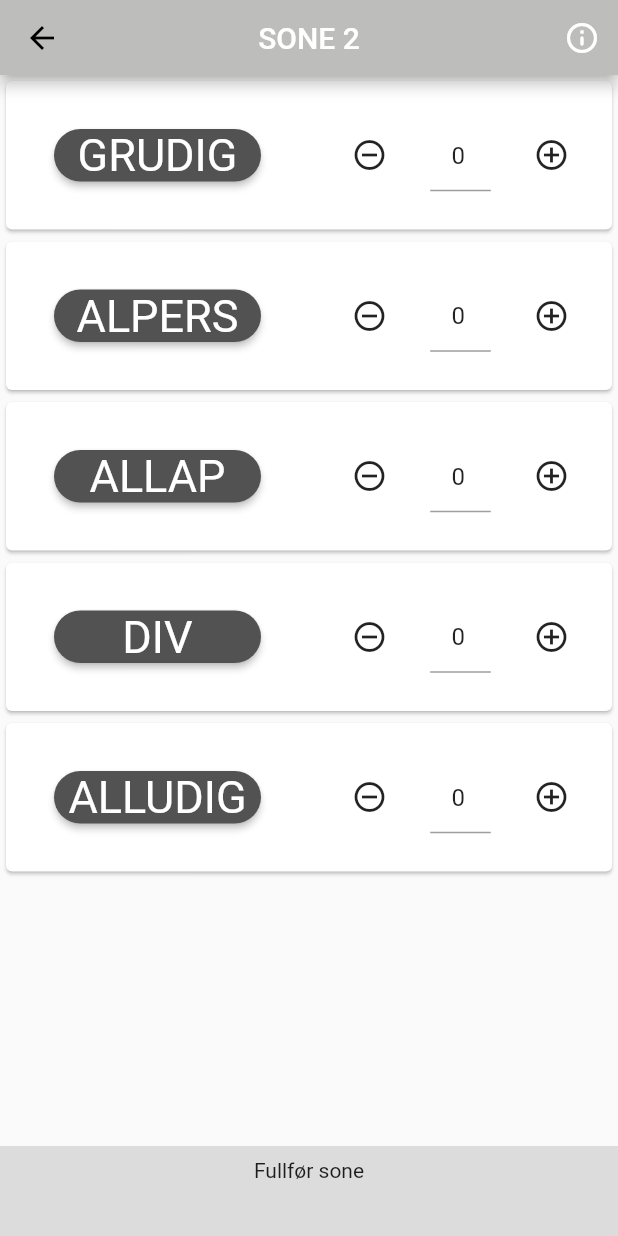
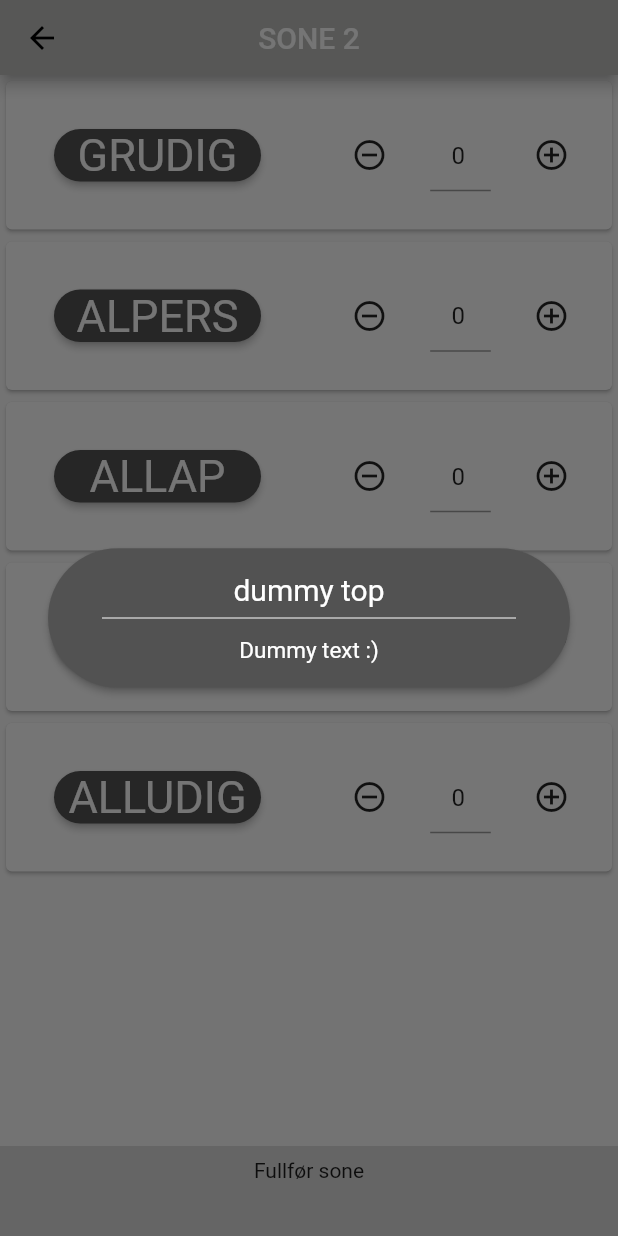
Before and after one commit to zaktaw/DATA3900-Bacheloroppgave, a Flutter app: the screen it shows after launch, after a tap on the "info outline" icon, on a phone screen of 412 x 824 dp. Run offline on Flutter 3.47's test engine with Material 2 defaults, Android fonts, the phone set to English and light mode, and no system bars.

Commit message:
info for all activities popup added

```diff
--- /dev/null
+++ b/lib/activities_info_pop.dart
@@ -0,0 +1,85 @@
+import 'package:flutter/material.dart';
+import 'package:bacheloroppgave/hero_dialog_route.dart';
+
+//Koden er basert på kildekode fra https://github.com/funwithflutter/flutter_ui_tips/tree/master/tip_003_popup_card
+
+class ActivitiesPopButton extends StatelessWidget {
+  const ActivitiesPopButton(this.activities_info, this.activities, {Key? key}) : super(key: key);
+
+  final String activities;
+  final String activities_info;
+
+  @override
+  Widget build(BuildContext context) {
+    return Padding(
+      padding: const EdgeInsets.all(12),
+      child: GestureDetector(
+        onTap: () {
+          Navigator.of(context).push(HeroDialogRoute(builder: (context) {
+            return _ActivitiesPopCard(activities, activities_info, key: key);
+          }));
+        },
+        child: const Hero(
+          tag: _heroActivitiesPop,
+          child: Material(
+              color: Color.fromARGB(255, 110, 107, 107),
+              elevation: 2,
+              shape: RoundedRectangleBorder(
+                  borderRadius: BorderRadius.all(Radius.circular(32.0))),
+              child: Icon(Icons.info_outline_rounded)),
+        ),
+      ),
+    );
+  }
+}
+
+const String _heroActivitiesPop = 'hero-activities-pop';
+
+class _ActivitiesPopCard extends StatelessWidget {
+  const _ActivitiesPopCard(this.activities, this.activities_info, {Key? key})
+      : super(key: key);
+
+  final String activities;
+  final String activities_info;
+
+  @override
+  Widget build(BuildContext context) {
+    return Center(
+      child: Padding(
+        padding: const EdgeInsets.all(32.0),
+        child: Hero(
+          tag: _heroActivitiesPop,
+          child: Material(
+            color: Color.fromARGB(255, 82, 82, 82),
+            elevation: 2,
+            shape:
+                RoundedRectangleBorder(borderRadius: BorderRadius.circular(50)),
+            child: SingleChildScrollView(
+              child: Padding(
+                padding: const EdgeInsets.all(16.0),
+                child: Column(
+                  mainAxisSize: MainAxisSize.min,
+                  children: [
+                    Text(activities,
+                        textAlign: TextAlign.center,
+                        style: TextStyle(fontSize: 20, color: Colors.white)),
+                    Container(
+                      margin: const EdgeInsets.only(
+                          top: 5, bottom: 10, left: 20, right: 20),
+                      child: const Divider(color: Colors.white, height: 5),
+                    ),
+                    Text(
+                      activities_info,
+                      textAlign: TextAlign.center,
+                      style: TextStyle(fontSize: 15, color: Colors.white),
+                    )
+                  ],
+                ),
+              ),
+            ),
+          ),
+        ),
+      ),
+    );
+  }
+}
--- a/lib/activity_topbar.dart
+++ b/lib/activity_topbar.dart
@@ -1,24 +1,33 @@
 import 'package:flutter/material.dart';
+import 'activities_info_pop.dart';
+
+const String _heroActivitiesPop = 'hero-activities-pop';
 
 class ActivityTopbar extends StatelessWidget with PreferredSizeWidget {
   final Size preferredSize;
 
-
-  ActivityTopbar(
-  { Key? key,})  : preferredSize = Size.fromHeight(50.0),
-  super(key: key);
+  ActivityTopbar({
+    Key? key,
+  })  : preferredSize = Size.fromHeight(50.0),
+        super(key: key);
 
   @override
   Widget build(BuildContext context) {
     return AppBar(
-      leading: IconButton(icon: Icon(Icons.arrow_back, color: Colors.black,), onPressed: () => print("test")),
+      leading: IconButton(
+          icon: Icon(
+            Icons.arrow_back,
+            color: Colors.black,
+          ),
+          onPressed: () => print("test")),
       backgroundColor: Color.fromARGB(255, 189, 190, 187),
       centerTitle: true,
       title: InkWell(
-        onTap: () => print("SONEINFO"), child: Text("SONE 2"),
+        onTap: () => print("SONEINFO"),
+        child: Text("SONE 2"),
       ),
-      actions: [
-        IconButton(onPressed: () => print("info"), icon: Icon(Icons.info_outline_rounded))
+      actions: <Widget>[
+        ActivitiesPopButton('Dummy text :)','dummy top', key: key)
       ],
     );
   }
```
